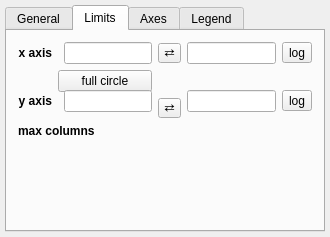
First picture: the form in glue_small_multiples/qt/options_widget.ui, repository gluesolutions/glue-small-multiples, before the edit.
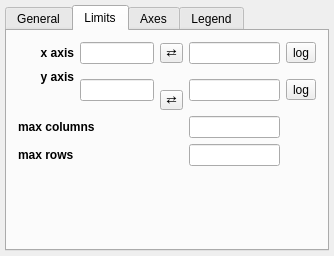
Second picture: the form after the edit. The open tabs and pages were chosen to show the change. Custom widgets are drawn as their Qt base class.

Commit message: Enable max_num_rols and max_num_cols in UI

The edit to the form file:
```diff
--- a/glue_small_multiples/qt/options_widget.ui
+++ b/glue_small_multiples/qt/options_widget.ui
@@ -6,8 +6,8 @@
    <rect>
     <x>0</x>
     <y>0</y>
-    <width>330</width>
-    <height>237</height>
+    <width>334</width>
+    <height>256</height>
    </rect>
   </property>
   <property name="windowTitle">
@@ -211,7 +211,7 @@
          </property>
         </widget>
        </item>
-       <item row="0" column="2">
+       <item row="0" column="1" colspan="2">
         <widget class="QLineEdit" name="valuetext_x_min"/>
        </item>
        <item row="0" column="3">
@@ -237,17 +237,7 @@
          </property>
         </widget>
        </item>
-       <item row="1" column="1" rowspan="2" colspan="2">
-        <widget class="QPushButton" name="button_full_circle">
-         <property name="enabled">
-          <bool>true</bool>
-         </property>
-         <property name="text">
-          <string>full circle</string>
-         </property>
-        </widget>
-       </item>
-       <item row="2" column="0" rowspan="2">
+       <item row="1" column="0">
         <widget class="QLabel" name="y_lab_2">
          <property name="font">
           <font>
@@ -263,13 +253,13 @@
          </property>
         </widget>
        </item>
-       <item row="2" column="2" rowspan="2">
+       <item row="1" column="1" rowspan="2" colspan="2">
         <widget class="QLineEdit" name="valuetext_y_min"/>
        </item>
-       <item row="2" column="4" rowspan="2">
+       <item row="1" column="4" rowspan="2">
         <widget class="QLineEdit" name="valuetext_y_max"/>
        </item>
-       <item row="2" column="5" rowspan="2">
+       <item row="1" column="5" rowspan="2">
         <widget class="QToolButton" name="bool_y_log">
          <property name="text">
           <string>log</string>
@@ -279,7 +269,7 @@
          </property>
         </widget>
        </item>
-       <item row="3" column="3">
+       <item row="2" column="3">
         <widget class="QToolButton" name="button_flip_y">
          <property name="styleSheet">
           <string notr="true">padding: 0px</string>
@@ -289,7 +279,7 @@
          </property>
         </widget>
        </item>
-       <item row="4" column="0" colspan="3">
+       <item row="3" column="0" colspan="2">
         <widget class="QLabel" name="type_lab_3">
          <property name="font">
           <font>
@@ -302,7 +292,20 @@
          </property>
         </widget>
        </item>
-       <item row="5" column="2">
+       <item row="4" column="0">
+        <widget class="QLabel" name="type_lab_4">
+         <property name="font">
+          <font>
+           <weight>75</weight>
+           <bold>true</bold>
+          </font>
+         </property>
+         <property name="text">
+          <string>max rows</string>
+         </property>
+        </widget>
+       </item>
+       <item row="5" column="1" colspan="2">
         <spacer name="horizontalSpacer_2">
          <property name="orientation">
           <enum>Qt::Horizontal</enum>
@@ -328,6 +331,12 @@
          </property>
         </spacer>
        </item>
+       <item row="3" column="4">
+        <widget class="QLineEdit" name="valuetext_max_num_cols"/>
+       </item>
+       <item row="4" column="4">
+        <widget class="QLineEdit" name="valuetext_max_num_rows"/>
+       </item>
       </layout>
      </widget>
      <widget class="QWidget" name="tab_3">
```
Left out of the diff: 2 changed lines with no effect on the pictures. The commit also changes 2 other files.
